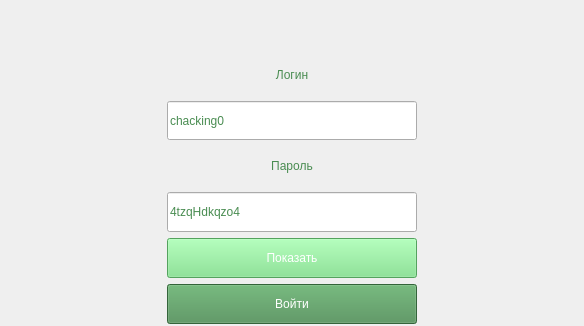
Before: the Qt Designer form Desktop/win/LoginWin.ui in AndreiDuvakin/Professionali-Final-2023, drawn with Qt 5; both pictures show x 0 to 584 and y 0 to 326 of the 584 by 554 pixel window.
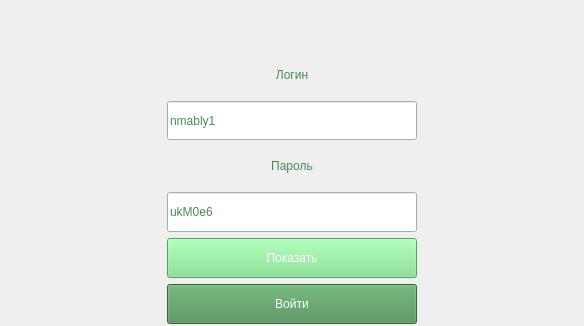
After: the same form once the commit is applied. Icons and pictures are not drawn.

Patch:
```diff
--- a/Desktop/win/LoginWin.ui
+++ b/Desktop/win/LoginWin.ui
@@ -51,7 +51,7 @@
        </size>
       </property>
       <property name="text">
-       <string>chacking0</string>
+       <string>nmably1</string>
       </property>
      </widget>
     </item>
@@ -190,7 +190,7 @@
        </size>
       </property>
       <property name="text">
-       <string>4tzqHdkqzo4</string>
+       <string>ukM0e6</string>
       </property>
      </widget>
     </item>
```
